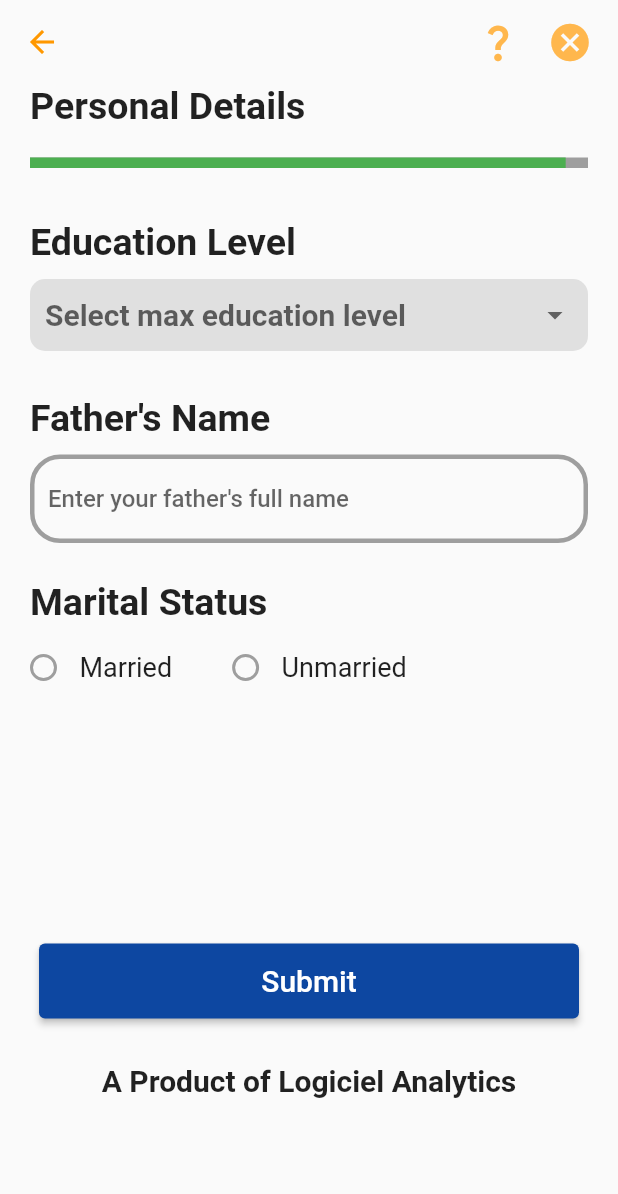
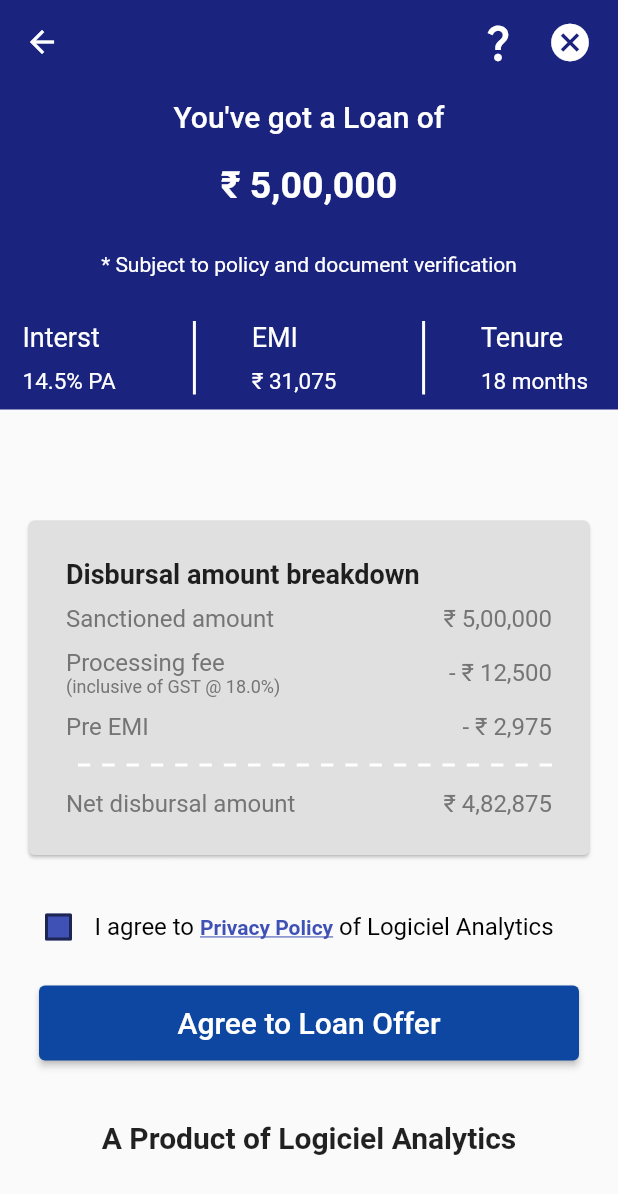
Before and after one commit to 3600-abhi/flutter_fintech, a Flutter app: the PersonalDetails screen opened directly, after a tap on "Submit", on a phone screen of 412 x 824 dp. Shown: the top 1194 px of the screen. Run offline on Flutter 3.47's test engine with Material 2 defaults, Android fonts, the phone set to English and light mode, and no system bars; our stand-ins replace confetti, flutter_otp_text_field, intl_phone_field, percent_indicator.

Commit message:
LoanOfferWithDisbursalAmountBreakdownCompleted Screen is Completed

```diff
--- a/lib/Constant.dart
+++ b/lib/Constant.dart
@@ -1,6 +1,8 @@
 class Constant {
-  static String checkBoxMessage =
+  static const String checkBoxMessage =
       "I hereby consent to Logiciel and IIFL being appointed as my authorised representative to recieve my Credit Information form Experian and CIBIL for the purpose of checking my Credit Score and for credit assessment and facilitation of loan offers";
 
-  // int a = 5;
+  static const String privacyPolicy = "When you use our services, you are trusting us with your information. We understand this is a big responsibility and work hard to protect your information and put you in control. You can use our services in a variety of ways to manage your privacy. For example, you can sign up for a Google Account if you want to create and manage content like emails and photos, or see more relevant search results. And you can use many Google services when you’re signed out or without creating an account at all, like searching on Google or watching YouTube videos. You can also choose to browse the web in a private mode, like Chrome Incognito mode. And across our services, you can adjust your privacy settings to control what we collect and how your information is used.";
+  //int a = 5;
+
 }
--- /dev/null
+++ b/lib/screens/LoanOfferWithDisbursalAmoutBreakdown.dart
@@ -0,0 +1,323 @@
+import 'package:fintech_app/Constant.dart';
+import 'package:flutter/gestures.dart';
+import 'package:flutter/material.dart';
+import 'package:intl/intl.dart';
+
+class LoanOfferWithDisbursalAmountBreakdown extends StatefulWidget {
+  const LoanOfferWithDisbursalAmountBreakdown({super.key});
+
+  @override
+  State<LoanOfferWithDisbursalAmountBreakdown> createState() =>
+      _LoanOfferWithDisbursalAmountBreakdownState();
+}
+
+class _LoanOfferWithDisbursalAmountBreakdownState
+    extends State<LoanOfferWithDisbursalAmountBreakdown> {
+  bool checkStatus = false;
+  double amount = 500000;
+  double emiAmount = 31075;
+  double gstRate = 18;
+  double preEMI = 2975;
+  double netDisbursalAmount = 482875;
+  double interestRate = 14.5;
+
+  Color getColor(Set<MaterialState> states) {
+    const Set<MaterialState> interactiveStates = <MaterialState>{
+      MaterialState.pressed,
+      MaterialState.hovered,
+      MaterialState.focused,
+    };
+    if (states.any(interactiveStates.contains)) {
+      return Colors.blue;
+    }
+    return Colors.indigo;
+  }
+
+  @override
+  Widget build(BuildContext context) {
+    final indianRupeesFormat = NumberFormat.currency(
+      name: "INR",
+      locale: 'en_IN',
+      decimalDigits: 0, // change it to get decimal places
+      symbol: '₹ ',
+    );
+    return Scaffold(
+      appBar: AppBar(
+        iconTheme: IconThemeData(color: Colors.white),
+        backgroundColor: Colors.indigo[900],
+        elevation: 0,
+        // title: Text('Personal Info'),
+        actions: [
+          IconButton(
+              icon: Icon(Icons.question_mark, color: Colors.white, size: 30),
+              onPressed: () {}),
+          IconButton(
+              icon: Icon(Icons.cancel, color: Colors.white, size: 30),
+              onPressed: () {}),
+          SizedBox(width: 8),
+        ],
+      ),
+      body: SingleChildScrollView(
+        child: Container(
+            child: Column(children: [
+          Container(
+            width: MediaQuery.of(context).size.width,
+            color: Colors.indigo[900],
+            child: Column(children: [
+              Container(
+                  // decoration: BoxDecoration(border: Border.all()),
+                  margin: EdgeInsets.only(top: 10, bottom: 10),
+                  child: Text("You've got a Loan of",
+                      style: TextStyle(
+                          color: Colors.white,
+                          fontSize: 20,
+                          fontWeight: FontWeight.w500))),
+              Container(
+                margin: EdgeInsets.only(top: 10, bottom: 10),
+                // width: MediaQuery.of(context).size.width,
+                child: Text(indianRupeesFormat.format(amount),
+                    style: TextStyle(
+                        color: Colors.white,
+                        fontSize: 25,
+                        fontWeight: FontWeight.bold)),
+              ),
+              Container(
+                  margin: EdgeInsets.only(top: 20, bottom: 20),
+                  child: Text("* Subject to policy and document verification",
+                      style: TextStyle(color: Colors.white))),
+              Container(
+                // decoration: BoxDecoration(border: Border.all()),
+                margin:
+                    EdgeInsets.only(top: 10, bottom: 10, left: 15, right: 15),
+                child: IntrinsicHeight(
+                  child: Row(
+                    children: [
+                      Expanded(
+                        child: Column(
+                          crossAxisAlignment: CrossAxisAlignment.start,
+                          children: [
+                            Text("Interst",
+                                style: TextStyle(
+                                    color: Colors.white, fontSize: 18)),
+                            SizedBox(height: 10),
+                            Text("${interestRate}% PA",
+                                style: TextStyle(
+                                    color: Colors.white, fontSize: 15))
+                          ],
+                        ),
+                      ),
+                      Expanded(
+                        child: VerticalDivider(
+                          thickness: 2,
+                          color: Colors.white,
+                        ),
+                      ),
+                      Expanded(
+                        child: Column(
+                          crossAxisAlignment: CrossAxisAlignment.start,
+                          children: [
+                            Text("EMI",
+                                style: TextStyle(
+                                    color: Colors.white, fontSize: 18)),
+                            SizedBox(height: 10),
+                            Text("${indianRupeesFormat.format(emiAmount)}",
+                                style: TextStyle(
+                                    color: Colors.white, fontSize: 15))
+                          ],
+                        ),
+                      ),
+                      Expanded(
+                        child: VerticalDivider(
+                          thickness: 2,
+                          color: Colors.white,
+                        ),
+                      ),
+                      Expanded(
+                        child: Column(
+                          crossAxisAlignment: CrossAxisAlignment.start,
+                          children: [
+                            Text("Tenure",
+                                style: TextStyle(
+                                    color: Colors.white, fontSize: 18)),
+                            SizedBox(height: 10),
+                            Text("18 months",
+                                style: TextStyle(
+                                    color: Colors.white, fontSize: 15))
+                          ],
+                        ),
+                      ),
+                    ],
+                  ),
+                ),
+              ),
+            ]),
+          ),
+          Container(
+            margin: EdgeInsets.fromLTRB(15, 70, 15, 20),
+            child: Card(
+              color: Colors.grey[300],
+              child: Container(
+                padding: EdgeInsets.all(25),
+                width: MediaQuery.of(context).size.width,
+                // color: Colors.indigo[200],
+                child: Column(
+                    crossAxisAlignment: CrossAxisAlignment.start,
+                    children: [
+                      Container(
+                        child: Text("Disbursal amount breakdown",
+                            style: TextStyle(
+                                fontSize: 18, fontWeight: FontWeight.bold)),
+                      ),
+                      SizedBox(height: 10),
+                      Row(
+                          mainAxisAlignment: MainAxisAlignment.spaceBetween,
+                          children: [
+                            Text("Sanctioned amount",
+                                style: TextStyle(
+                                    fontSize: 16, color: Colors.grey[600])),
+                            Text(indianRupeesFormat.format(amount),
+                                style: TextStyle(
+                                    fontSize: 16, color: Colors.grey[600]))
+                          ]),
+                      SizedBox(height: 10),
+                      Row(
+                          mainAxisAlignment: MainAxisAlignment.spaceBetween,
+                          children: [
+                            Column(
+                              crossAxisAlignment: CrossAxisAlignment.start,
+                              children: [
+                                Text("Processing fee",
+                                    style: TextStyle(
+                                        fontSize: 16, color: Colors.grey[600])),
+                                Text("(inclusive of GST @ ${gstRate}%)",
+                                    style: TextStyle(
+                                        fontSize: 12, color: Colors.grey[600])),
+                              ],
+                            ),
+                            Text(" - ${indianRupeesFormat.format(12500)}",
+                                style: TextStyle(
+                                    fontSize: 16, color: Colors.grey[600]))
+                          ]),
+                      SizedBox(height: 10),
+                      Row(
+                          mainAxisAlignment: MainAxisAlignment.spaceBetween,
+                          children: [
+                            Text("Pre EMI",
+                                style: TextStyle(
+                                    fontSize: 16, color: Colors.grey[600])),
+                            Text(" - ${indianRupeesFormat.format(preEMI)}",
+                                style: TextStyle(
+                                    fontSize: 16, color: Colors.grey[600]))
+                          ]),
+                      SizedBox(height: 15),
+                      Row(
+                        children: List.generate(20, (index) {
+                          return Expanded(
+                            child: Padding(
+                              padding: EdgeInsets.only(left: 8.0),
+                              child: Container(
+                                height: 2,
+                                width: 10,
+                                color: Colors.white,
+                              ),
+                            ),
+                          );
+                        }),
+                      ),
+                      SizedBox(height: 15),
+                      Container(
+                        child: Row(
+                            mainAxisAlignment: MainAxisAlignment.spaceBetween,
+                            children: [
+                              Text("Net disbursal amount",
+                                  style: TextStyle(
+                                      fontSize: 16, color: Colors.grey[600])),
+                              Text(
+                                  "${indianRupeesFormat.format(netDisbursalAmount)}",
+                                  style: TextStyle(
+                                      fontSize: 16, color: Colors.grey[600])),
+                            ]),
+                      ),
+                    ]),
+              ),
+            ),
+          ),
+          Container(
+            margin: EdgeInsets.fromLTRB(15, 0, 15, 0),
+            child: Row(children: [
+              Checkbox(
+                  value: checkStatus,
+                  fillColor: MaterialStateProperty.resolveWith(getColor),
+                  onChanged: (value) {
+                    setState(() {
+                      checkStatus = value!;
+                    });
+                  }),
+              Expanded(
+                child: RichText(
+                  text: TextSpan(children: [
+                    TextSpan(
+                        text: "I agree to ",
+                        style: TextStyle(color: Colors.black, fontSize: 16)),
+                    TextSpan(
+                        text: "Privacy Policy",
+                        recognizer: TapGestureRecognizer()
+                          ..onTap = () {
+                            showDialog(
+                                context: context,
+                                builder: ((BuildContext context) => AlertDialog(
+                                      title: Text("Privacy Policy"),
+                                      content: Text(Constant.privacyPolicy),
+                                      actions: <Widget>[
+                                        TextButton(
+                                          onPressed: () =>
+                                              Navigator.pop(context, 'Cancel'),
+                                          child: Text('Cancel',
+                                              style: TextStyle(
+                                                  color: Colors.indigo)),
+                                        ),
+                                        TextButton(
+                                          onPressed: () =>
+                                              Navigator.pop(context, 'OK'),
+                                          child: Text('OK',
+                                              style: TextStyle(
+                                                  color: Colors.indigo)),
+                                        ),
+                                      ],
+                                    )));
+                          },
+                        style: TextStyle(
+                          color: Colors.indigo,
+                          fontWeight: FontWeight.bold,
+                          decoration: TextDecoration.underline,
+                        )),
+                    TextSpan(
+                        text: " of Logiciel Analytics",
+                        style: TextStyle(color: Colors.black, fontSize: 16)),
+                  ]),
+                ),
+              ),
+            ]),
+          ),
+          SizedBox(height: 15),
+          Container(
+            padding: EdgeInsets.fromLTRB(20, 0, 20, 0),
+            height: 50,
+            width: 400,
+            child: ElevatedButton(
+              child:
+                  Text("Agree to Loan Offer", style: TextStyle(fontSize: 20)),
+              style: TextButton.styleFrom(backgroundColor: Colors.blue[900]),
+              onPressed: () {},
+            ),
+            // decoration: BoxDecoration(border: Border.all()),
+          ),
+          SizedBox(height: 40),
+          Text("A Product of Logiciel Analytics",
+              style: TextStyle(fontSize: 20, fontWeight: FontWeight.bold)),
+          SizedBox(height: 15)
+        ])),
+      ),
+    );
+  }
+}
--- a/lib/screens/PersonalDetails.dart
+++ b/lib/screens/PersonalDetails.dart
@@ -1,3 +1,4 @@
+import 'package:fintech_app/screens/LoanOfferWithDisbursalAmoutBreakdown.dart';
 import 'package:flutter/material.dart';
 
 enum maritalStatus { Married, Unmarried, Null }
@@ -95,7 +96,8 @@ class _PersonalDetailsState extends State<PersonalDetails> {
                           style: TextStyle(
                               fontSize: 20, fontWeight: FontWeight.bold)),
                       items: educationLevelList.map((value) {
-                        return DropdownMenuItem(child: Text(value), value: value);
+                        return DropdownMenuItem(
+                            child: Text(value), value: value);
                       }).toList(),
                       onChanged: (value) {
                         setState(() {
@@ -168,12 +170,14 @@ class _PersonalDetailsState extends State<PersonalDetails> {
                             });
                           },
                         ),
-                        Text("Married", style: TextStyle(fontSize: 18, fontWeight: FontWeight.w400),)
+                        Text(
+                          "Married",
+                          style: TextStyle(
+                              fontSize: 18, fontWeight: FontWeight.w400),
+                        )
                       ],
                     )),
-
                     SizedBox(width: 25),
-
                     Container(
                         child: Row(
                       children: [
@@ -190,7 +194,11 @@ class _PersonalDetailsState extends State<PersonalDetails> {
                             });
                           },
                         ),
-                        Text("Unmarried", style: TextStyle(fontSize: 18, fontWeight: FontWeight.w400),)
+                        Text(
+                          "Unmarried",
+                          style: TextStyle(
+                              fontSize: 18, fontWeight: FontWeight.w400),
+                        )
                       ],
                     )),
                   ],
@@ -205,7 +213,13 @@ class _PersonalDetailsState extends State<PersonalDetails> {
                   child: Text("Submit", style: TextStyle(fontSize: 20)),
                   style:
                       TextButton.styleFrom(backgroundColor: Colors.blue[900]),
-                  onPressed: () {},
+                  onPressed: () {
+                    Navigator.push(
+                        context,
+                        MaterialPageRoute(
+                            builder: (context) =>
+                                LoanOfferWithDisbursalAmountBreakdown()));
+                  },
                 ),
                 // decoration: BoxDecoration(border: Border.all()),
               ),
--- a/pubspec.yaml
+++ b/pubspec.yaml
@@ -52,6 +52,9 @@ dependencies:
 
   # for sliders package
   syncfusion_flutter_sliders: ^20.4.49
+
+  # for modal Package
+  bs_flutter_modal: ^1.0.6
 
 
 
```
Also changed, not shown: pubspec.lock.
